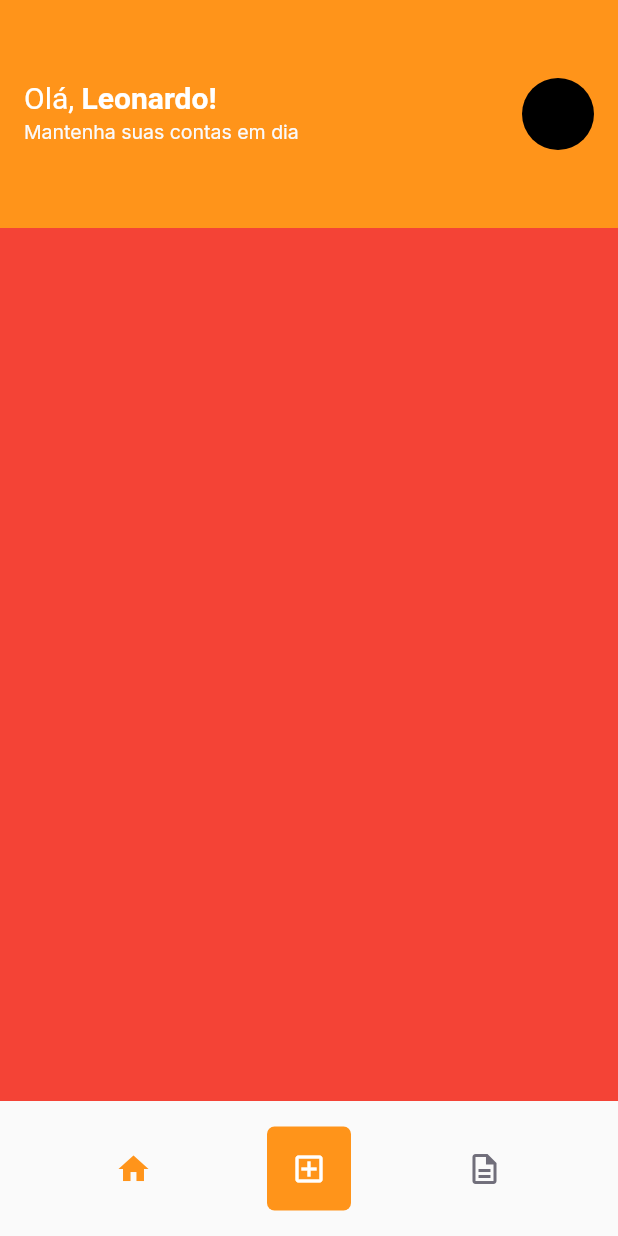
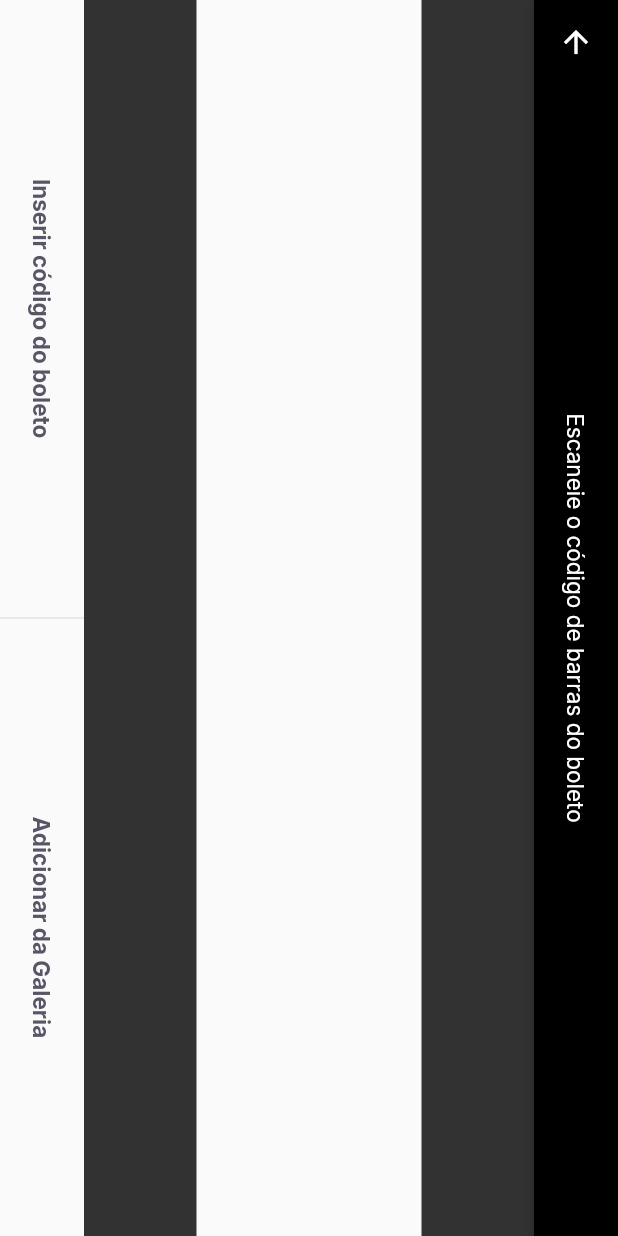
Before and after one commit to leo-mcarvalho/payflow, a Flutter app: the HomePage screen opened by its route, after a tap on the "add box" icon, on a phone screen of 412 x 824 dp. Run offline on Flutter 3.47's test engine with Material 2 defaults, Android fonts, the phone set to English and light mode, and no system bars; our stand-ins replace firebase_core, google_fonts, google_sign_in, shared_preferences; accounts and stored records are empty.

Commit message:
criando bar code scanner e componentizando partes do código

```diff
--- a/lib/app_widget.dart
+++ b/lib/app_widget.dart
@@ -1,4 +1,5 @@
 import 'package:flutter/material.dart';
+import 'package:payflow/modules/barcode_scanner/barCode_scanner_page.dart';
 
 import 'modules/home/home_page.dart';
 import 'modules/login/login_page.dart';
@@ -12,13 +13,15 @@ class AppWidget extends StatelessWidget {
       debugShowCheckedModeBanner: false,
       title: 'Pay Flow',
       theme: ThemeData(
+        primarySwatch: Colors.orange,
         primaryColor: AppColors.primary,
       ),
       initialRoute: "/splash",
       routes: {
         "/splash": (context) => SplashPage(),
         "/home": (context) => HomePage(),
-        "/login": (context) => LoginPage()
+        "/login": (context) => LoginPage(),
+        "/barcode": (context) => BarCodeScanner()
       },
     );
   }
--- /dev/null
+++ b/lib/modules/barcode_scanner/barCode_scanner_page.dart
@@ -0,0 +1,62 @@
+import 'package:flutter/material.dart';
+import 'package:payflow/shared/themes/app_colors.dart';
+import 'package:payflow/shared/themes/app_text_styles.dart';
+import 'package:payflow/shared/widgets/set_label_buttons/set_label_buttons.dart';
+
+class BarCodeScanner extends StatefulWidget {
+  BarCodeScanner({Key? key}) : super(key: key);
+
+  @override
+  _BarCodeScannerState createState() => _BarCodeScannerState();
+}
+
+class _BarCodeScannerState extends State<BarCodeScanner> {
+  @override
+  Widget build(BuildContext context) {
+    return SafeArea(
+      top: true,
+      bottom: true,
+      left: true,
+      right: true,
+      child: RotatedBox(
+        quarterTurns: 1,
+        child: Scaffold(
+          appBar: AppBar(
+            backgroundColor: Colors.black,
+            title: Text(
+              "Escaneie o código de barras do boleto",
+              style: TextStyles.buttonBackground,
+            ),
+            centerTitle: true,
+            leading: BackButton(
+              color: AppColors.background,
+            ),
+          ),
+          body: Column(
+            children: [
+              Expanded(
+                  child: Container(
+                color: Colors.black.withOpacity(0.8),
+              )),
+              Expanded(
+                  flex: 2,
+                  child: Container(
+                    color: Colors.transparent,
+                  )),
+              Expanded(
+                  child: Container(
+                color: Colors.black.withOpacity(0.8),
+              )),
+            ],
+          ),
+          bottomNavigationBar: SetLabelButtons(
+            primaryLabel: "Inserir código do boleto",
+            primaryOnPressed: () {},
+            secondaryLabel: "Adicionar da Galeria",
+            secondaryOnPressed: () {},
+          ),
+        ),
+      ),
+    );
+  }
+}
--- a/lib/modules/home/home_page.dart
+++ b/lib/modules/home/home_page.dart
@@ -64,7 +64,9 @@ class _HomePageState extends State<HomePage> {
                   color: AppColors.primary,
                 )),
             GestureDetector(
-              onTap: () => print("clicou"),
+              onTap: () {
+                Navigator.pushNamed(context, "/barcode");
+              },
               child: Container(
                 width: 56,
                 height: 56,
--- a/lib/shared/auth/auth_controller.dart
+++ b/lib/shared/auth/auth_controller.dart
@@ -5,7 +5,7 @@ import 'package:shared_preferences/shared_preferences.dart';
 
 class AuthController {
   UserModel? _user;
-  UserModel get user => user!;
+  UserModel get user => user;
 
   void setUser(BuildContext context, UserModel? user) {
     if (user != null) {
--- /dev/null
+++ b/lib/shared/widgets/divider_vertical/divider_vertical.dart
@@ -0,0 +1,15 @@
+import 'package:flutter/material.dart';
+import 'package:payflow/shared/themes/app_colors.dart';
+
+class DividerVertical extends StatelessWidget {
+  const DividerVertical({Key? key}) : super(key: key);
+
+  @override
+  Widget build(BuildContext context) {
+    return Container(
+      width: 1,
+      height: double.maxFinite,
+      color: AppColors.stroke,
+    );
+  }
+}
--- /dev/null
+++ b/lib/shared/widgets/label_button/label_button.dart
@@ -0,0 +1,26 @@
+import 'package:flutter/material.dart';
+import 'package:payflow/shared/themes/app_text_styles.dart';
+
+class LabelButton extends StatelessWidget {
+  final String label;
+  final VoidCallback onPressed;
+
+  const LabelButton({
+    Key? key,
+    required this.label,
+    required this.onPressed,
+  }) : super(key: key);
+
+  @override
+  Widget build(BuildContext context) {
+    return Container(
+      height: 56,
+      child: TextButton(
+          onPressed: onPressed,
+          child: Text(
+            label,
+            style: TextStyles.buttonBoldHeading,
+          )),
+    );
+  }
+}
--- /dev/null
+++ b/lib/shared/widgets/set_label_buttons/set_label_buttons.dart
@@ -0,0 +1,40 @@
+import 'package:flutter/material.dart';
+import 'package:payflow/shared/widgets/divider_vertical/divider_vertical.dart';
+import 'package:payflow/shared/widgets/label_button/label_button.dart';
+
+class SetLabelButtons extends StatelessWidget {
+  final String primaryLabel;
+  final VoidCallback primaryOnPressed;
+  final String secondaryLabel;
+  final VoidCallback secondaryOnPressed;
+
+  const SetLabelButtons(
+      {Key? key,
+      required this.primaryLabel,
+      required this.primaryOnPressed,
+      required this.secondaryLabel,
+      required this.secondaryOnPressed})
+      : super(key: key);
+
+  @override
+  Widget build(BuildContext context) {
+    return Container(
+      height: 56,
+      child: Row(children: [
+        Expanded(
+          child: LabelButton(
+            label: primaryLabel,
+            onPressed: primaryOnPressed,
+          ),
+        ),
+        DividerVertical(),
+        Expanded(
+          child: LabelButton(
+            label: secondaryLabel,
+            onPressed: secondaryOnPressed,
+          ),
+        ),
+      ]),
+    );
+  }
+}
--- a/pubspec.yaml
+++ b/pubspec.yaml
@@ -39,6 +39,10 @@ dependencies:
   google_sign_in: ^5.0.4
   google_sign_in_web: ^0.10.0
   shared_preferences: ^2.0.6
+  google_ml_kit: ^0.6.0
+  camera: ^0.8.1+3
+  image_picker: ^0.8.0+4
+  image_picker_for_web: ^2.0.0
 
 
 dev_dependencies:
```
Also changed, not shown: lib/shared/bottom_sheet/bottom_sheet_widget.dart (added, +40 -0 lines), pubspec.lock.
